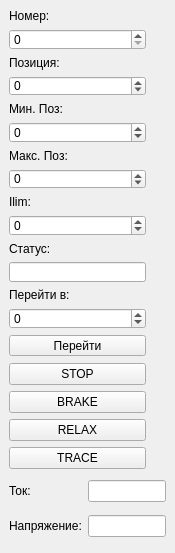
The window that DriverControllerWidget.ui (AlexanderMokhov/AR-600Controller) describes before a commit, drawn with Qt 5.
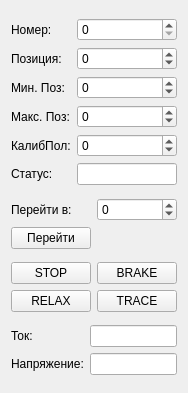
The same window after the commit.

What changed in the file:
```diff
--- a/DriverControllerWidget.ui
+++ b/DriverControllerWidget.ui
@@ -6,83 +6,34 @@
    <rect>
     <x>0</x>
     <y>0</y>
-    <width>175</width>
-    <height>553</height>
+    <width>182</width>
+    <height>393</height>
    </rect>
   </property>
   <property name="windowTitle">
    <string>Form</string>
   </property>
-  <widget class="QWidget" name="">
-   <property name="geometry">
-    <rect>
-     <x>9</x>
-     <y>473</y>
-     <width>157</width>
-     <height>71</height>
-    </rect>
-   </property>
-   <layout class="QGridLayout" name="gridLayout">
-    <item row="0" column="0">
-     <widget class="QLabel" name="label_8">
-      <property name="text">
-       <string>Ток:</string>
-      </property>
-     </widget>
-    </item>
-    <item row="0" column="1">
-     <widget class="QLineEdit" name="lineStatusI">
-      <property name="readOnly">
-       <bool>true</bool>
-      </property>
-     </widget>
-    </item>
-    <item row="1" column="0">
-     <widget class="QLabel" name="label_9">
-      <property name="text">
-       <string>Напряжение:</string>
-      </property>
-     </widget>
-    </item>
-    <item row="1" column="1">
-     <widget class="QLineEdit" name="lineStatusU">
-      <property name="readOnly">
-       <bool>true</bool>
-      </property>
-     </widget>
-    </item>
-   </layout>
-  </widget>
-  <widget class="QWidget" name="">
-   <property name="geometry">
-    <rect>
-     <x>9</x>
-     <y>9</y>
-     <width>137</width>
-     <height>460</height>
-    </rect>
-   </property>
-   <layout class="QVBoxLayout" name="verticalLayout_3">
-    <item>
      <layout class="QVBoxLayout" name="verticalLayout">
       <item>
+    <layout class="QGridLayout" name="gridLayout_2">
+     <item row="0" column="0">
        <widget class="QLabel" name="label">
         <property name="text">
          <string>Номер:</string>
         </property>
        </widget>
       </item>
-      <item>
+     <item row="0" column="1">
        <widget class="QSpinBox" name="spinNumber"/>
       </item>
-      <item>
+     <item row="1" column="0">
        <widget class="QLabel" name="label_2">
         <property name="text">
          <string>Позиция:</string>
         </property>
        </widget>
       </item>
-      <item>
+     <item row="1" column="1">
        <widget class="QSpinBox" name="spinPosition">
         <property name="minimum">
          <number>-100000</number>
@@ -92,14 +43,14 @@
         </property>
        </widget>
       </item>
-      <item>
+     <item row="2" column="0">
        <widget class="QLabel" name="label_3">
         <property name="text">
          <string>Мин. Поз:</string>
         </property>
        </widget>
       </item>
-      <item>
+     <item row="2" column="1">
        <widget class="QSpinBox" name="spinMinPos">
         <property name="minimum">
          <number>-100000</number>
@@ -109,14 +60,14 @@
         </property>
        </widget>
       </item>
-      <item>
+     <item row="3" column="0">
        <widget class="QLabel" name="label_4">
         <property name="text">
          <string>Макс. Поз:</string>
         </property>
        </widget>
       </item>
-      <item>
+     <item row="3" column="1">
        <widget class="QSpinBox" name="spinMaxPos">
         <property name="minimum">
          <number>-100000</number>
@@ -126,14 +77,14 @@
         </property>
        </widget>
       </item>
-      <item>
+     <item row="4" column="0">
        <widget class="QLabel" name="label_5">
         <property name="text">
-         <string>Ilim:</string>
+        <string>КалибПол:</string>
         </property>
        </widget>
       </item>
-      <item>
+     <item row="4" column="1">
        <widget class="QSpinBox" name="spinIlim">
         <property name="minimum">
          <number>-100000</number>
@@ -143,28 +94,32 @@
         </property>
        </widget>
       </item>
-      <item>
+     <item row="5" column="0">
        <widget class="QLabel" name="label_6">
         <property name="text">
          <string>Статус:</string>
         </property>
        </widget>
       </item>
-      <item>
+     <item row="5" column="1">
        <widget class="QLineEdit" name="lineStatus">
         <property name="readOnly">
          <bool>true</bool>
         </property>
        </widget>
       </item>
+    </layout>
+   </item>
       <item>
+    <layout class="QGridLayout" name="gridLayout_4">
+     <item row="0" column="0">
        <widget class="QLabel" name="label_7">
         <property name="text">
          <string>Перейти в:</string>
         </property>
        </widget>
       </item>
-      <item>
+     <item row="0" column="1">
        <widget class="QSpinBox" name="spinPosSet">
         <property name="minimum">
          <number>-100000</number>
@@ -174,7 +129,7 @@
         </property>
        </widget>
       </item>
-      <item>
+     <item row="1" column="0">
        <widget class="QPushButton" name="ButtonPosSet">
         <property name="text">
          <string>Перейти</string>
@@ -184,29 +139,29 @@
      </layout>
     </item>
     <item>
-     <layout class="QVBoxLayout" name="verticalLayout_2">
-      <item>
+    <layout class="QGridLayout" name="gridLayout_3">
+     <item row="0" column="0">
        <widget class="QPushButton" name="ButtonSTOP">
         <property name="text">
          <string>STOP</string>
         </property>
        </widget>
       </item>
-      <item>
+     <item row="0" column="1">
        <widget class="QPushButton" name="ButtonBRAKE">
         <property name="text">
          <string>BRAKE</string>
         </property>
        </widget>
       </item>
-      <item>
+     <item row="1" column="0">
        <widget class="QPushButton" name="ButtonRELAX">
         <property name="text">
          <string>RELAX</string>
         </property>
        </widget>
       </item>
-      <item>
+     <item row="1" column="1">
        <widget class="QPushButton" name="ButtonTRACE">
         <property name="text">
          <string>TRACE</string>
@@ -215,8 +170,39 @@
       </item>
      </layout>
     </item>
-   </layout>
-  </widget>
+   <item>
+    <layout class="QGridLayout" name="gridLayout">
+     <item row="0" column="0">
+      <widget class="QLabel" name="label_8">
+       <property name="text">
+        <string>Ток:</string>
+       </property>
+      </widget>
+     </item>
+     <item row="0" column="1">
+      <widget class="QLineEdit" name="lineStatusI">
+       <property name="readOnly">
+        <bool>true</bool>
+       </property>
+      </widget>
+     </item>
+     <item row="1" column="0">
+      <widget class="QLabel" name="label_9">
+       <property name="text">
+        <string>Напряжение:</string>
+       </property>
+      </widget>
+     </item>
+     <item row="1" column="1">
+      <widget class="QLineEdit" name="lineStatusU">
+       <property name="readOnly">
+        <bool>true</bool>
+       </property>
+      </widget>
+     </item>
+    </layout>
+   </item>
+  </layout>
  </widget>
  <resources/>
  <connections/>
```
Lines whose indentation alone changed are shown as unchanged.
